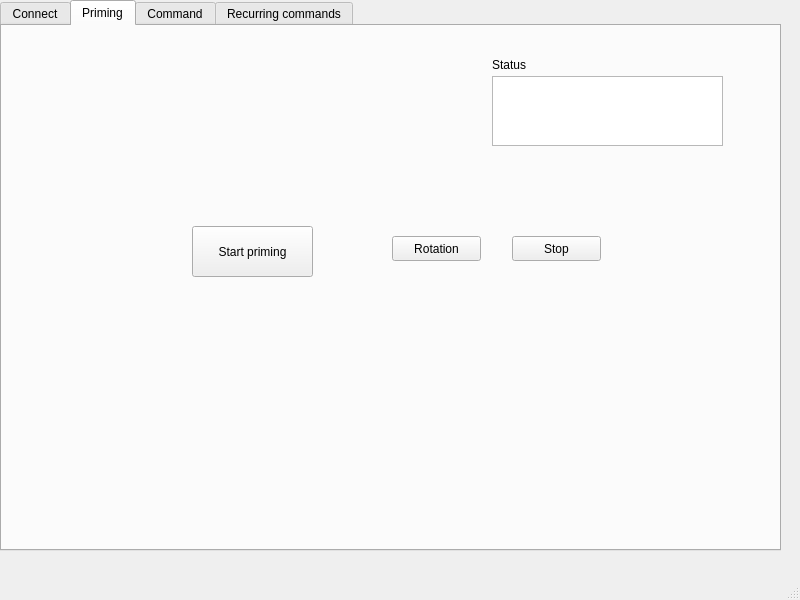
This is basic.ui in arjun1299/PancreasGUI as Qt 5 draws it before an edit. The edited form follows.
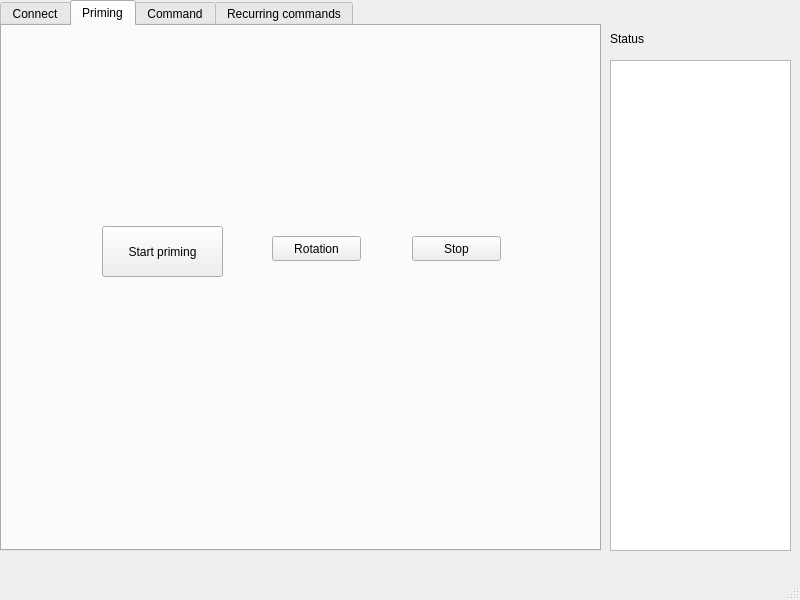
This is the edited form. The open tabs and pages were chosen to show the change.

Commit message: Added a large status text box and added priming Tab

```diff
--- a/basic.ui
+++ b/basic.ui
@@ -19,7 +19,7 @@
      <rect>
       <x>0</x>
       <y>0</y>
-      <width>781</width>
+      <width>601</width>
       <height>551</height>
      </rect>
     </property>
@@ -110,7 +110,7 @@
      <widget class="QPushButton" name="pushButton">
       <property name="geometry">
        <rect>
-        <x>190</x>
+        <x>100</x>
         <y>200</y>
         <width>121</width>
         <height>51</height>
@@ -123,7 +123,7 @@
      <widget class="QPushButton" name="pushButton_2">
       <property name="geometry">
        <rect>
-        <x>390</x>
+        <x>270</x>
         <y>210</y>
         <width>89</width>
         <height>25</height>
@@ -136,7 +136,7 @@
      <widget class="QPushButton" name="pushButton_3">
       <property name="geometry">
        <rect>
-        <x>510</x>
+        <x>410</x>
         <y>210</y>
         <width>89</width>
         <height>25</height>
@@ -146,29 +146,6 @@
        <string>Stop</string>
       </property>
      </widget>
-     <widget class="QPlainTextEdit" name="statusTxt_2">
-      <property name="geometry">
-       <rect>
-        <x>490</x>
-        <y>50</y>
-        <width>231</width>
-        <height>70</height>
-       </rect>
-      </property>
-     </widget>
-     <widget class="QLabel" name="statusLabel_2">
-      <property name="geometry">
-       <rect>
-        <x>490</x>
-        <y>30</y>
-        <width>67</width>
-        <height>17</height>
-       </rect>
-      </property>
-      <property name="text">
-       <string>Status</string>
-      </property>
-     </widget>
     </widget>
     <widget class="QWidget" name="CommandsTab">
      <attribute name="title">
@@ -233,29 +210,6 @@
        <string>Send</string>
       </property>
      </widget>
-     <widget class="QPlainTextEdit" name="statusTxt">
-      <property name="geometry">
-       <rect>
-        <x>520</x>
-        <y>40</y>
-        <width>231</width>
-        <height>70</height>
-       </rect>
-      </property>
-     </widget>
-     <widget class="QLabel" name="statusLabel">
-      <property name="geometry">
-       <rect>
-        <x>520</x>
-        <y>20</y>
-        <width>67</width>
-        <height>17</height>
-       </rect>
-      </property>
-      <property name="text">
-       <string>Status</string>
-      </property>
-     </widget>
     </widget>
     <widget class="QWidget" name="RecurringTab">
      <attribute name="title">
@@ -368,6 +322,29 @@
      </widget>
     </widget>
    </widget>
+   <widget class="QLabel" name="statusLabel">
+    <property name="geometry">
+     <rect>
+      <x>610</x>
+      <y>30</y>
+      <width>67</width>
+      <height>17</height>
+     </rect>
+    </property>
+    <property name="text">
+     <string>Status</string>
+    </property>
+   </widget>
+   <widget class="QPlainTextEdit" name="statusTxt">
+    <property name="geometry">
+     <rect>
+      <x>610</x>
+      <y>60</y>
+      <width>181</width>
+      <height>491</height>
+     </rect>
+    </property>
+   </widget>
   </widget>
   <widget class="QMenuBar" name="menubar">
    <property name="geometry">
```
Left out of the diff: 54 changed lines with no effect on the pictures. The commit also changes 4 other files.
